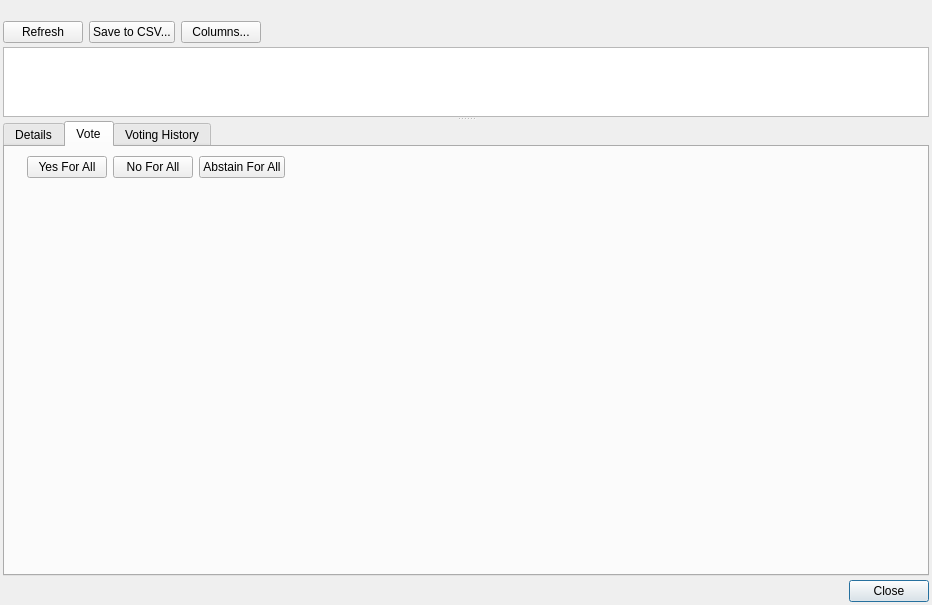
Bertrand256/dash-masternode-tool, file src/ui/ui_proposals.ui: the form before one commit.
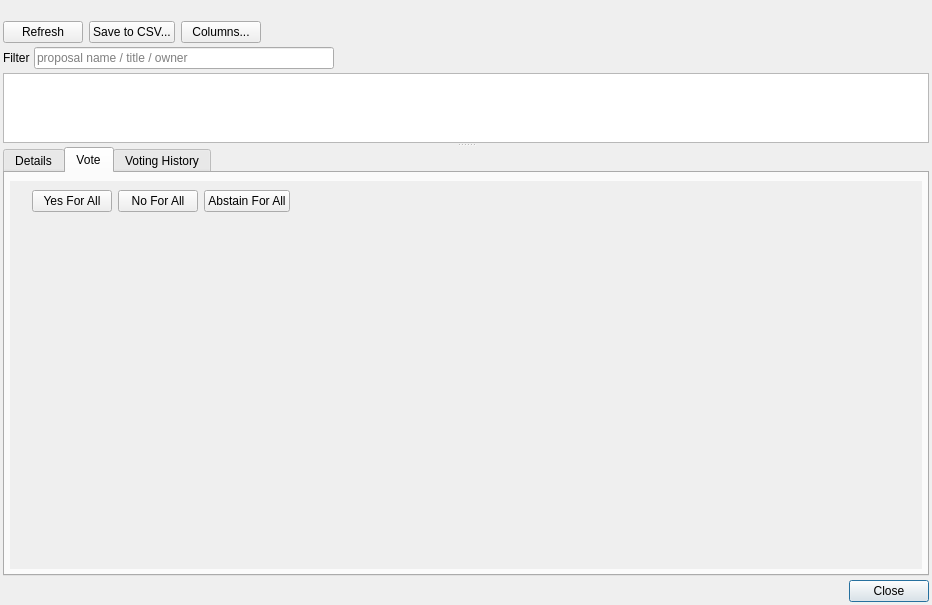
The form after the commit. The open tabs and pages were chosen to show the change.

```diff
--- a/src/ui/ui_proposals.ui
+++ b/src/ui/ui_proposals.ui
@@ -105,6 +105,52 @@
      </item>
     </layout>
    </item>
+   <item>
+    <layout class="QHBoxLayout" name="layoutFilter">
+     <item>
+      <widget class="QLabel" name="lblProposalFilter">
+       <property name="text">
+        <string>Filter</string>
+       </property>
+      </widget>
+     </item>
+     <item>
+      <widget class="QLineEdit" name="edtProposalFilter">
+       <property name="sizePolicy">
+        <sizepolicy hsizetype="Maximum" vsizetype="Fixed">
+         <horstretch>0</horstretch>
+         <verstretch>0</verstretch>
+        </sizepolicy>
+       </property>
+       <property name="minimumSize">
+        <size>
+         <width>300</width>
+         <height>0</height>
+        </size>
+       </property>
+       <property name="placeholderText">
+        <string>proposal name / title / owner</string>
+       </property>
+       <property name="clearButtonEnabled">
+        <bool>true</bool>
+       </property>
+      </widget>
+     </item>
+     <item>
+      <spacer name="hsFilter">
+       <property name="orientation">
+        <enum>Qt::Horizontal</enum>
+       </property>
+       <property name="sizeHint" stdset="0">
+        <size>
+         <width>40</width>
+         <height>20</height>
+        </size>
+       </property>
+      </spacer>
+     </item>
+    </layout>
+   </item>
    <item>
     <widget class="QSplitter" name="detailsSplitter">
      <property name="orientation">
@@ -197,6 +243,36 @@
         <string>Vote</string>
        </attribute>
        <layout class="QVBoxLayout" name="verticalLayout_5">
+        <property name="leftMargin">
+         <number>5</number>
+        </property>
+        <property name="topMargin">
+         <number>8</number>
+        </property>
+        <property name="rightMargin">
+         <number>5</number>
+        </property>
+        <property name="bottomMargin">
+         <number>5</number>
+        </property>
+        <item>
+         <widget class="QScrollArea" name="scrollAreaVoting">
+          <property name="frameShape">
+           <enum>QFrame::NoFrame</enum>
+          </property>
+          <property name="widgetResizable">
+           <bool>true</bool>
+          </property>
+          <widget class="QWidget" name="scrollAreaVotingContents">
+           <property name="geometry">
+            <rect>
+             <x>0</x>
+             <y>0</y>
+             <width>409</width>
+             <height>66</height>
+            </rect>
+           </property>
+           <layout class="QVBoxLayout" name="verticalLayout_3">
         <item>
          <layout class="QGridLayout" name="layoutUserVoting">
           <item row="0" column="2">
@@ -282,6 +358,10 @@
            </size>
           </property>
          </spacer>
+            </item>
+           </layout>
+          </widget>
+         </widget>
         </item>
        </layout>
       </widget>
```
Lines whose indentation alone changed are shown as unchanged.
